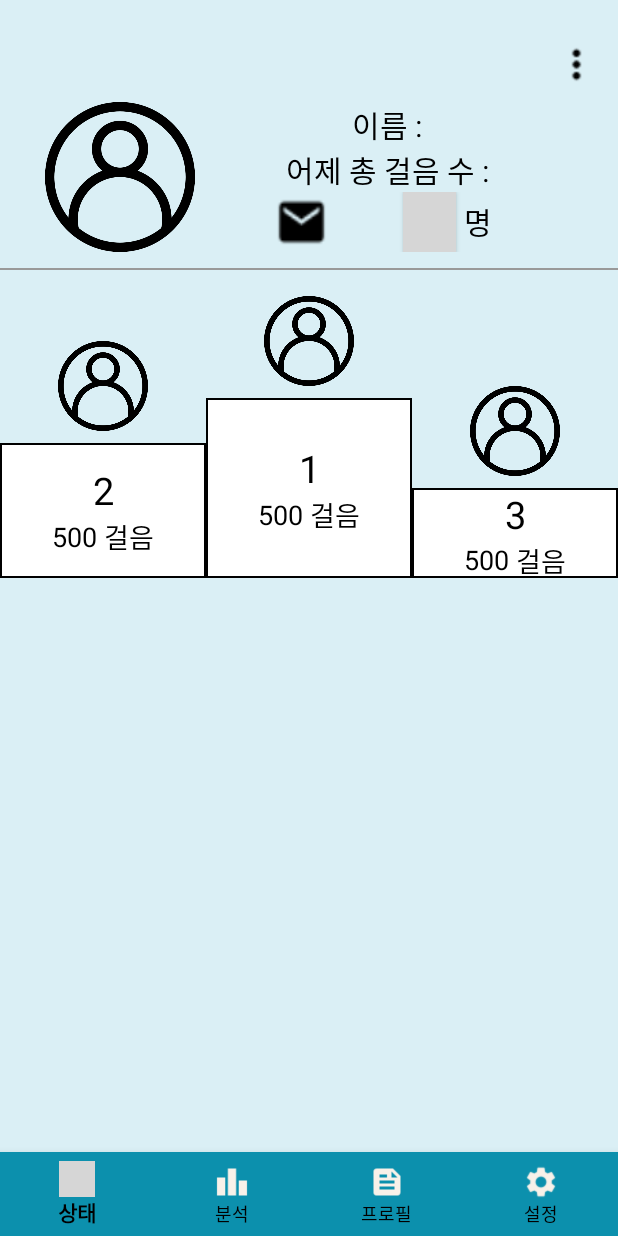
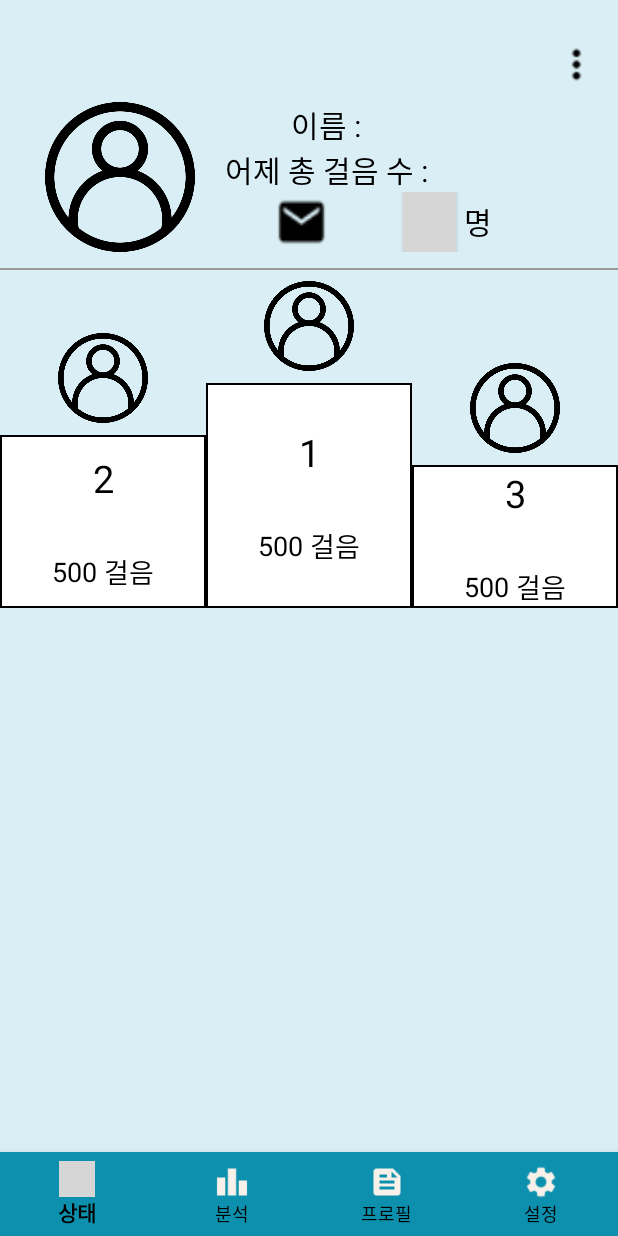
Before and after one commit to musichead99/GFW1, an Android app: the fragment FL placed in its activity, on a phone screen of 412 x 824 dp. Run offline under Robolectric (Android 15) with nearby library versions, the light colour scheme and no system bars; libraries missing offline, so code that uses them is left out: com.tbuonomo.viewpagerdotsindicator; pictures from the network do not load; 5 statements that could not run were skipped; grey boxes are pictures that could not be loaded.

Commit message:
뷰 동적할당 완료

```diff
--- a/2021_2_front/210830_CapstoneDesign/app/src/main/res/layout/fl.xml
+++ b/2021_2_front/210830_CapstoneDesign/app/src/main/res/layout/fl.xml
@@ -30,8 +30,7 @@
             android:orientation="vertical">
             <LinearLayout
                 android:layout_width="match_parent"
-                android:layout_height="wrap_content"
-                android:gravity="center">
+                android:layout_height="wrap_content">
                 <LinearLayout
                     android:layout_width="wrap_content"
                     android:layout_height="wrap_content"
@@ -62,14 +61,14 @@
                         android:layout_height="wrap_content"
                         android:textColor="@color/black"
                         android:text=""
-                        android:textSize="20sp" />
+                        android:textSize="18sp" />
                     <TextView
                         android:id="@+id/profile_walk"
                         android:layout_width="wrap_content"
                         android:layout_height="wrap_content"
                         android:textColor="@color/black"
                         android:text=""
-                        android:textSize="20sp" />
+                        android:textSize="18sp" />
                 </LinearLayout>
             </LinearLayout>
             <LinearLayout
@@ -112,7 +111,7 @@
     </View>
     <LinearLayout
         android:layout_width="match_parent"
-        android:layout_height="205dp"
+        android:layout_height="225dp"
         android:orientation="horizontal">
         <LinearLayout
             android:layout_width="match_parent"
@@ -129,7 +128,7 @@
                 android:background="@drawable/person" />
             <LinearLayout
                 android:layout_width="match_parent"
-                android:layout_height="90dp"
+                android:layout_height="115dp"
                 android:background="@drawable/borderline"
                 android:gravity="center_vertical"
                 android:orientation="vertical">
@@ -140,6 +139,14 @@
                     android:textColor="@color/black"
                     android:gravity="center"
                     android:text="2"/>
+                <TextView
+                    android:id="@+id/profile_two_name"
+                    android:layout_width="match_parent"
+                    android:layout_height="wrap_content"
+                    android:textSize="23sp"
+                    android:textColor="@color/black"
+                    android:gravity="center"
+                    android:text="" />
                 <LinearLayout
                     android:layout_width="match_parent"
                     android:layout_height="wrap_content"
@@ -177,7 +184,7 @@
                 android:background="@drawable/person" />
             <LinearLayout
                 android:layout_width="match_parent"
-                android:layout_height="120dp"
+                android:layout_height="150dp"
                 android:background="@drawable/borderline"
                 android:gravity="center_vertical"
                 android:orientation="vertical">
@@ -188,6 +195,14 @@
                     android:textColor="@color/black"
                     android:gravity="center"
                     android:text="1"/>
+                <TextView
+                    android:id="@+id/profile_one_name"
+                    android:layout_width="match_parent"
+                    android:layout_height="wrap_content"
+                    android:textSize="23sp"
+                    android:textColor="@color/black"
+                    android:gravity="center"
+                    android:text="" />
                 <LinearLayout
                     android:layout_width="match_parent"
                     android:layout_height="wrap_content"
@@ -224,7 +239,7 @@
                 android:background="@drawable/person" />
             <LinearLayout
                 android:layout_width="match_parent"
-                android:layout_height="60dp"
+                android:layout_height="95dp"
                 android:background="@drawable/borderline"
                 android:gravity="center_vertical"
                 android:orientation="vertical">
@@ -235,6 +250,14 @@
                     android:textColor="@color/black"
                     android:gravity="center"
                     android:text="3"/>
+                <TextView
+                    android:id="@+id/profile_three_name"
+                    android:layout_width="match_parent"
+                    android:layout_height="wrap_content"
+                    android:textSize="23sp"
+                    android:textColor="@color/black"
+                    android:gravity="center"
+                    android:text="" />
                 <LinearLayout
                     android:layout_width="match_parent"
                     android:layout_height="wrap_content"
@@ -259,7 +282,7 @@
     </LinearLayout>
     <ScrollView
         android:layout_width="match_parent"
-        android:layout_height="210dp">
+        android:layout_height="190dp">
         <LinearLayout
             android:id="@+id/parent_layout"
             android:layout_width="match_parent"
```
Also changed, not shown: 2021_2_front/210830_CapstoneDesign/app/src/main/java/com/example/capstonedesign/home_fragments/FL.java (+113 -15 lines).
